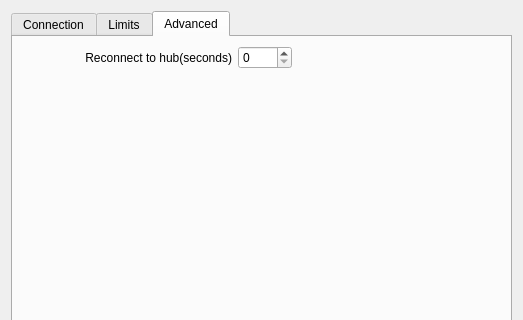
eiskaltdcpp/eiskaltdcpp, file eiskaltdcpp-qt/ui/UISettingsConnection.ui: the form before one commit; both pictures show x 0 to 523 and y 0 to 320 of the 523 by 490 pixel window.
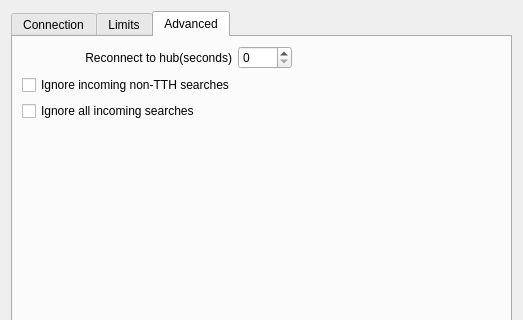
The form after the commit. The open tabs and pages were chosen to show the change. Custom widgets are drawn as their Qt base class.

Commit message: DC++ Core: 	* Added ability to ignore incoming searches or incoming non-TTH searches EiskaltDC++ Qt: 	* Implemented ignoring of incoming searches

Diff of the .ui file:
```diff
--- a/eiskaltdcpp-qt/ui/UISettingsConnection.ui
+++ b/eiskaltdcpp-qt/ui/UISettingsConnection.ui
@@ -7,7 +7,7 @@
     <x>0</x>
     <y>0</y>
     <width>520</width>
-    <height>439</height>
+    <height>448</height>
    </rect>
   </property>
   <property name="windowTitle">
@@ -769,6 +769,20 @@
          </item>
         </layout>
        </item>
+       <item>
+        <widget class="QCheckBox" name="checkBox_IGNORE_TTH_SEARCH">
+         <property name="text">
+          <string>Ignore incoming non-TTH searches</string>
+         </property>
+        </widget>
+       </item>
+       <item>
+        <widget class="QCheckBox" name="checkBox_IGNORE_SEARCH">
+         <property name="text">
+          <string>Ignore all incoming searches</string>
+         </property>
+        </widget>
+       </item>
        <item>
         <spacer name="verticalSpacer_3">
          <property name="orientation">
```
The commit also changes 4 other files.
